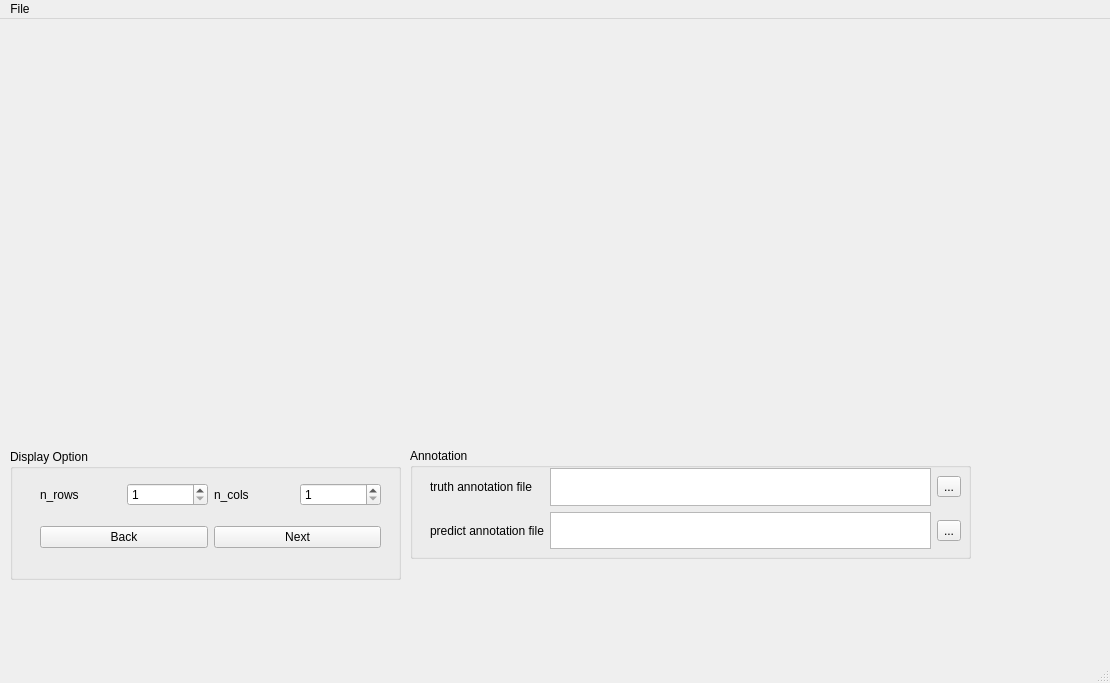
Qt form image_window.ui (penny4860/Pascal-VOC-annotation-viewer) before a commit.
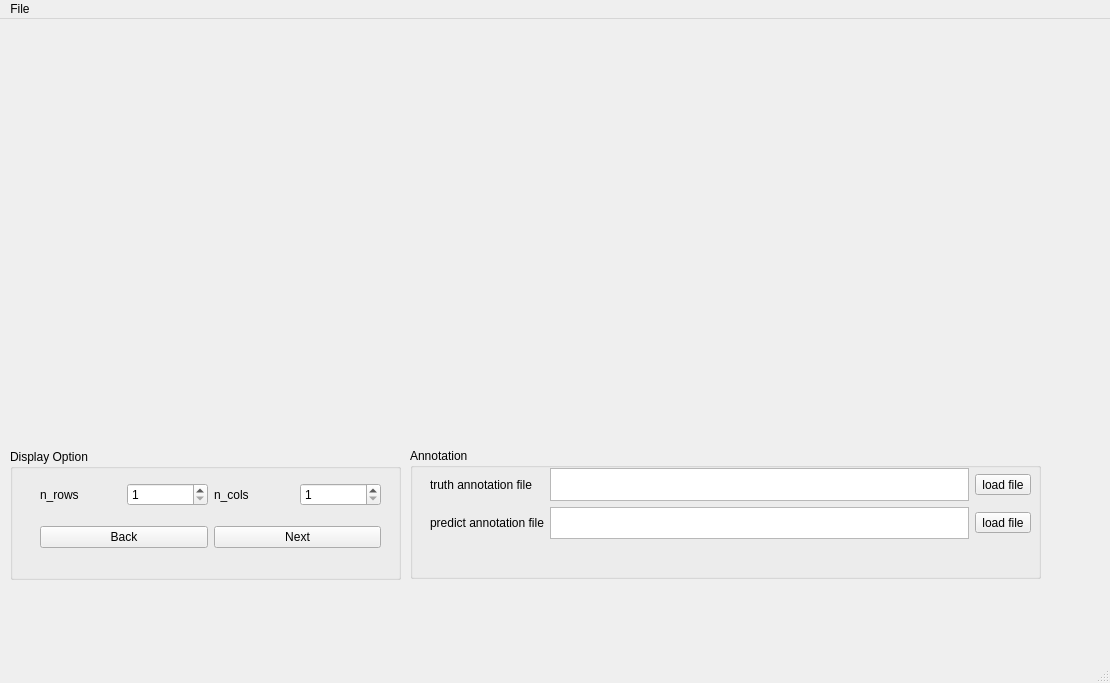
The same form after that commit.

Commit message: load annotation file 이벤트 구현

Patch:
```diff
--- a/image_window.ui
+++ b/image_window.ui
@@ -30,8 +30,8 @@
      <rect>
       <x>410</x>
       <y>429</y>
-      <width>561</width>
-      <height>111</height>
+      <width>631</width>
+      <height>131</height>
      </rect>
     </property>
     <property name="title">
@@ -42,8 +42,8 @@
       <rect>
        <x>20</x>
        <y>20</y>
-       <width>531</width>
-       <height>81</height>
+       <width>601</width>
+       <height>71</height>
       </rect>
      </property>
      <layout class="QGridLayout" name="gridLayout">
@@ -64,14 +64,14 @@
       <item row="0" column="2">
        <widget class="QToolButton" name="toolButton">
         <property name="text">
-         <string>...</string>
+         <string>load file</string>
         </property>
        </widget>
       </item>
       <item row="1" column="2">
        <widget class="QToolButton" name="toolButton_2">
         <property name="text">
-         <string>...</string>
+         <string>load file</string>
         </property>
        </widget>
       </item>
```
Left out of the diff: 4 changed lines with no effect on the pictures. The commit also changes 1 other file.
